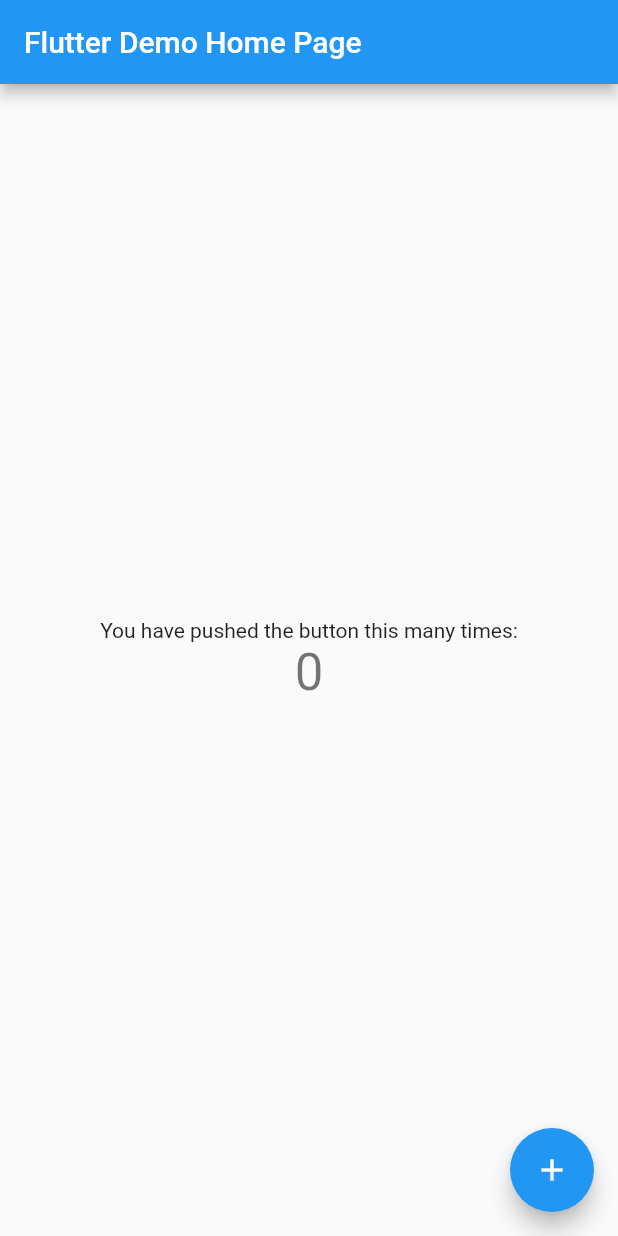
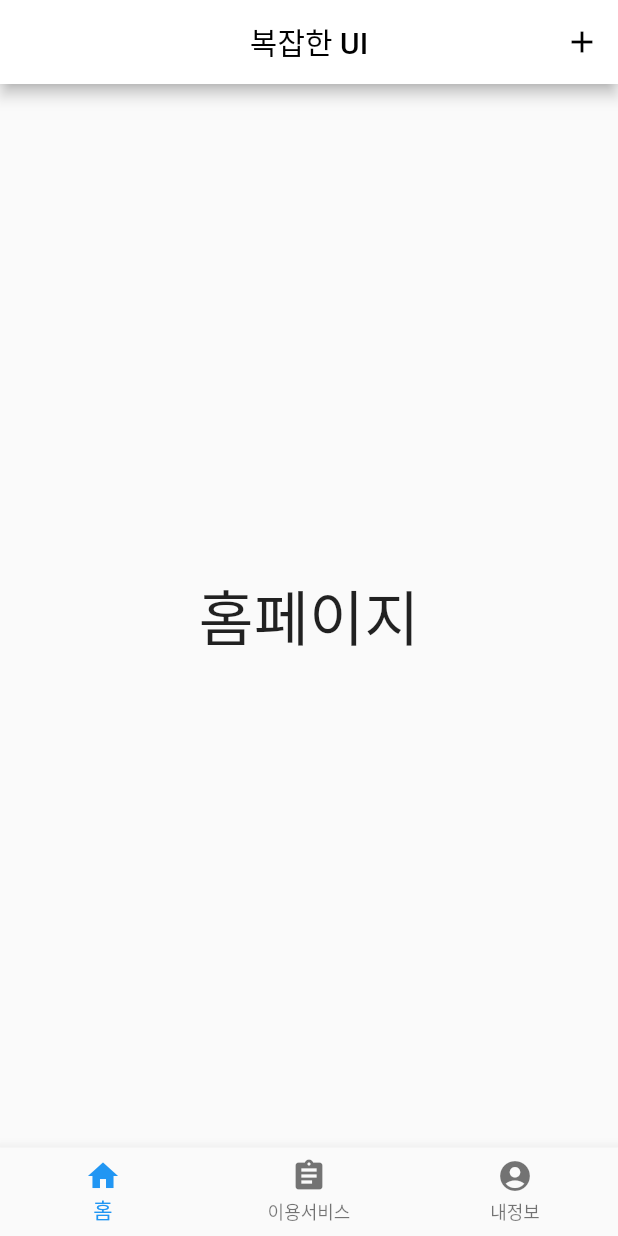
Before and after one commit to eunkee/flutterbasicsample, a Flutter app: the screen it shows after launch, on a phone screen of 412 x 824 dp. Run offline on Flutter 3.47's test engine with Material 2 defaults, Android fonts, the phone set to English and light mode, and no system bars.

Commit message:
update: navi bottom + 3 pages

```diff
--- a/lib/main.dart
+++ b/lib/main.dart
@@ -7,90 +7,98 @@ void main() {
 class MyApp extends StatelessWidget {
   const MyApp({Key? key}) : super(key: key);
 
-  // This widget is the root of your application.
-  @override
+    @override
   Widget build(BuildContext context) {
     return MaterialApp(
       title: 'Flutter Demo',
       theme: ThemeData(
         primarySwatch: Colors.blue,
       ),
-      home: const MyHomePage(title: 'Flutter Demo Home Page'),
+      home: const MyHomePage(),
     );
   }
 }
 
 class MyHomePage extends StatefulWidget {
-  const MyHomePage({Key? key, required this.title}) : super(key: key);
-  final String title;
+  const MyHomePage({Key? key}) : super(key: key);
 
   @override
   State<MyHomePage> createState() => _MyHomePageState();
 }
 
 class _MyHomePageState extends State<MyHomePage> {
-  int _counter = 0;
-
-  void _incrementCounter() {
-    setState(() {
-      // This call to setState tells the Flutter framework that something has
-      // changed in this State, which causes it to rerun the build method below
-      // so that the display can reflect the updated values. If we changed
-      // _counter without calling setState(), then the build method would not be
-      // called again, and so nothing would appear to happen.
-      _counter++;
-    });
-  }
+  var _index = 0;
+  final _pages = [
+    const Page1(),
+    const Page2(),
+    const Page3(),
+  ];
 
   @override
   Widget build(BuildContext context) {
-    // This method is rerun every time setState is called, for instance as done
-    // by the _incrementCounter method above.
-    //
-    // The Flutter framework has been optimized to make rerunning build methods
-    // fast, so that you can just rebuild anything that needs updating rather
-    // than having to individually change instances of widgets.
     return Scaffold(
       appBar: AppBar(
-        // Here we take the value from the MyHomePage object that was created by
-        // the App.build method, and use it to set our appbar title.
-        title: Text(widget.title),
+        backgroundColor: Colors.white, //배경을 흰 색으로
+        title: const Text('복잡한 UI', style: TextStyle(color: Colors.black),), // 글자를 검은 색으로
+        centerTitle: true, // 제목을 가운데로
+        actions: [
+          IconButton(
+            icon: const Icon(Icons.add, color: Colors.black,),
+            onPressed: (){
+            },
+          )
+        ],
       ),
-      body: Center(
-        // Center is a layout widget. It takes a single child and positions it
-        // in the middle of the parent.
-        child: Column(
-          // Column is also a layout widget. It takes a list of children and
-          // arranges them vertically. By default, it sizes itself to fit its
-          // children horizontally, and tries to be as tall as its parent.
-          //
-          // Invoke "debug painting" (press "p" in the console, choose the
-          // "Toggle Debug Paint" action from the Flutter Inspector in Android
-          // Studio, or the "Toggle Debug Paint" command in Visual Studio Code)
-          // to see the wireframe for each widget.
-          //
-          // Column has various properties to control how it sizes itself and
-          // how it positions its children. Here we use mainAxisAlignment to
-          // center the children vertically; the main axis here is the vertical
-          // axis because Columns are vertical (the cross axis would be
-          // horizontal).
-          mainAxisAlignment: MainAxisAlignment.center,
-          children: <Widget>[
-            const Text(
-              'You have pushed the button this many times:',
-            ),
-            Text(
-              '$_counter',
-              style: Theme.of(context).textTheme.headline4,
-            ),
-          ],
-        ),
+      body: _pages[_index],
+      bottomNavigationBar: BottomNavigationBar(
+        onTap: (index) {
+          setState(() {
+            _index = index; // 선택된 탭의 인덱스로 _index 를 변경
+          });
+        },
+        currentIndex: _index,
+        items: const [
+          BottomNavigationBarItem(icon: Icon(Icons.home), label: '홈'),
+          BottomNavigationBarItem(icon: Icon(Icons.assignment), label: '이용서비스'),
+          BottomNavigationBarItem(icon: Icon(Icons.account_circle), label: '내정보'),
+        ],
       ),
-      floatingActionButton: FloatingActionButton(
-        onPressed: _incrementCounter,
-        tooltip: 'Increment',
-        child: const Icon(Icons.add),
-      ), // This trailing comma makes auto-formatting nicer for build methods.
     );
   }
 }
+
+// 홈
+class Page1 extends StatelessWidget {
+  const Page1({Key? key}) : super(key: key);
+
+  @override
+  Widget build(BuildContext context) {
+    return const Center(
+      child: Text('홈페이지',style: TextStyle(fontSize: 40),),
+    );
+  }
+}
+
+// 이용서비스
+class Page2 extends StatelessWidget {
+  const Page2({Key? key}) : super(key: key);
+
+  @override
+  Widget build(BuildContext context) {
+    return const Center(
+      child: Text('이용서비스',style: TextStyle(fontSize: 40),),
+    );
+  }
+}
+
+// 내 정보
+class Page3 extends StatelessWidget {
+  const Page3({Key? key}) : super(key: key);
+
+  @override
+  Widget build(BuildContext context) {
+    return const Center(
+      child: Text('내 정보',style: TextStyle(fontSize: 40),),
+    );
+  }
+}
```
